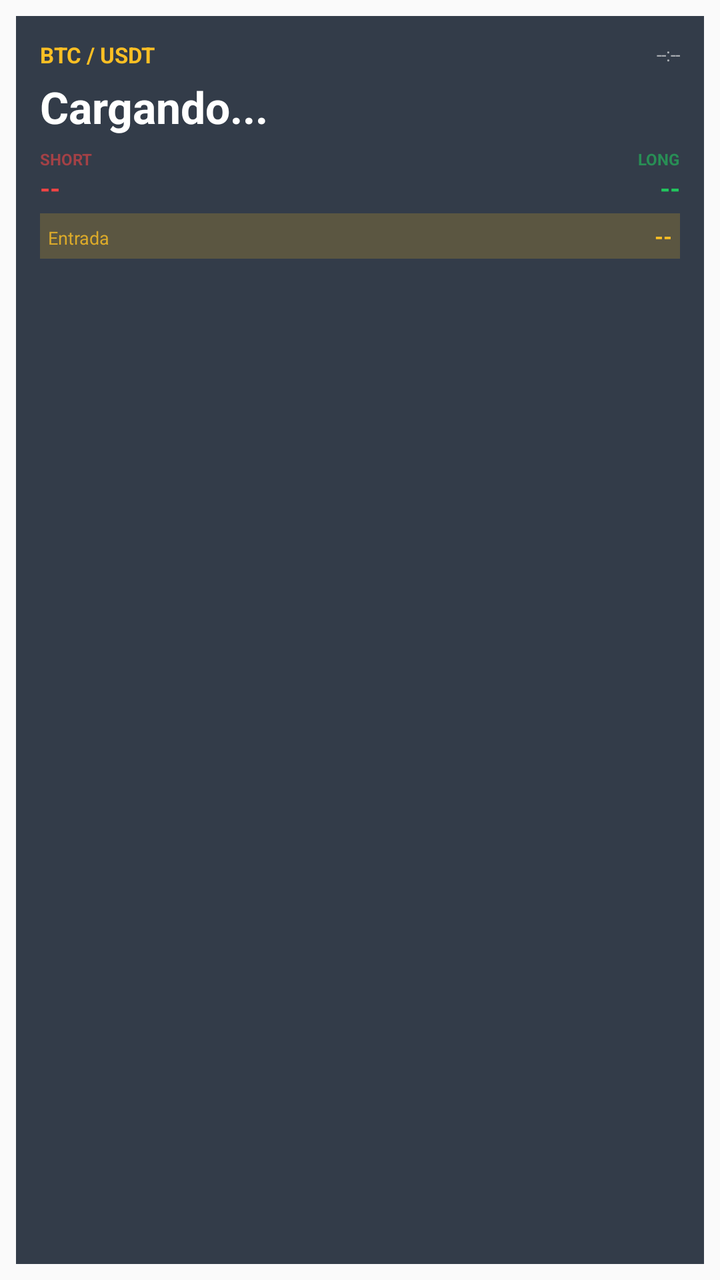
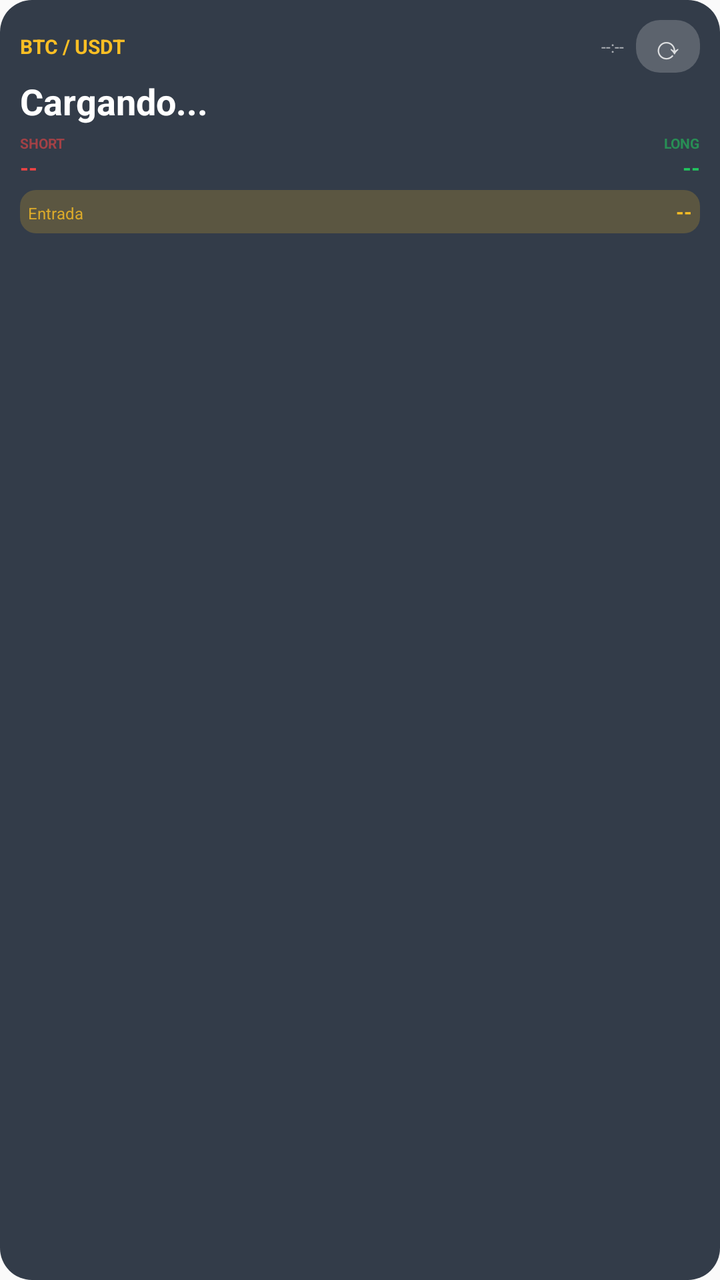

An Android layout rendered at two revisions. The XML below is the earlier revision; the diff shows what the commit changed to produce the second picture.
<!-- AndroidManifest.xml: application theme AppTheme -->
<!-- res/layout/widget_order_book.xml -->
<?xml version="1.0" encoding="utf-8"?>
<LinearLayout xmlns:android="http://schemas.android.com/apk/res/android"
    android:id="@+id/widget_root"
    android:layout_width="match_parent"
    android:layout_height="match_parent"
    android:orientation="vertical"
    android:background="@android:color/transparent"
    android:padding="8dp">

    <LinearLayout
        android:layout_width="match_parent"
        android:layout_height="match_parent"
        android:orientation="vertical"
        android:background="#E61F2937"
        android:padding="12dp">

        
        <LinearLayout
            android:layout_width="match_parent"
            android:layout_height="wrap_content"
            android:orientation="horizontal"
            android:gravity="center_vertical">

            <TextView
                android:id="@+id/widget_symbol"
                android:layout_width="0dp"
                android:layout_height="wrap_content"
                android:layout_weight="1"
                android:text="BTC / USDT"
                android:textColor="#FFFBBF24"
                android:textSize="11sp"
                android:textStyle="bold" />

            <TextView
                android:id="@+id/widget_time"
                android:layout_width="wrap_content"
                android:layout_height="wrap_content"
                android:text="--:--"
                android:textColor="#99FFFFFF"
                android:textSize="9sp" />
        </LinearLayout>

        
        <TextView
            android:id="@+id/widget_price"
            android:layout_width="match_parent"
            android:layout_height="wrap_content"
            android:text="Cargando..."
            android:textColor="#FFFFFFFF"
            android:textSize="22sp"
            android:textStyle="bold"
            android:layout_marginTop="4dp" />

        
        <LinearLayout
            android:layout_width="match_parent"
            android:layout_height="wrap_content"
            android:orientation="horizontal"
            android:layout_marginTop="6dp">

            <LinearLayout
                android:layout_width="0dp"
                android:layout_height="wrap_content"
                android:layout_weight="1"
                android:orientation="vertical">

                <TextView
                    android:layout_width="wrap_content"
                    android:layout_height="wrap_content"
                    android:text="SHORT"
                    android:textColor="#99EF4444"
                    android:textSize="8sp"
                    android:textStyle="bold" />

                <TextView
                    android:id="@+id/widget_short"
                    android:layout_width="wrap_content"
                    android:layout_height="wrap_content"
                    android:text="--"
                    android:textColor="#FFEF4444"
                    android:textSize="13sp"
                    android:textStyle="bold" />
            </LinearLayout>

            <LinearLayout
                android:layout_width="0dp"
                android:layout_height="wrap_content"
                android:layout_weight="1"
                android:orientation="vertical"
                android:gravity="end">

                <TextView
                    android:layout_width="wrap_content"
                    android:layout_height="wrap_content"
                    android:text="LONG"
                    android:textColor="#9922C55E"
                    android:textSize="8sp"
                    android:textStyle="bold" />

                <TextView
                    android:id="@+id/widget_long"
                    android:layout_width="wrap_content"
                    android:layout_height="wrap_content"
                    android:text="--"
                    android:textColor="#FF22C55E"
                    android:textSize="13sp"
                    android:textStyle="bold" />
            </LinearLayout>
        </LinearLayout>

        
        <LinearLayout
            android:layout_width="match_parent"
            android:layout_height="wrap_content"
            android:orientation="horizontal"
            android:layout_marginTop="4dp"
            android:background="#33FBBF24"
            android:padding="4dp">

            <TextView
                android:layout_width="0dp"
                android:layout_height="wrap_content"
                android:layout_weight="1"
                android:text="Entrada"
                android:textColor="#CCFBBF24"
                android:textSize="9sp" />

            <TextView
                android:id="@+id/widget_entry"
                android:layout_width="wrap_content"
                android:layout_height="wrap_content"
                android:text="--"
                android:textColor="#FFFBBF24"
                android:textSize="11sp"
                android:textStyle="bold" />
        </LinearLayout>
    </LinearLayout>
</LinearLayout>
<!-- resources referenced by this layout -->
<resources>
  <style name="AppTheme" parent="Theme.AppCompat.Light.DarkActionBar">
          
          <item name="colorPrimary">@color/colorPrimary</item>
          <item name="colorPrimaryDark">@color/colorPrimaryDark</item>
          <item name="colorAccent">@color/colorAccent</item>
      </style>
</resources>

<!-- the commit's change to res/layout/widget_order_book.xml (unified diff, before → after) -->
@@ -4,135 +4,142 @@
     android:layout_width="match_parent"
     android:layout_height="match_parent"
     android:orientation="vertical"
-    android:background="@android:color/transparent"
-    android:padding="8dp">
+    android:background="@drawable/widget_bg"
+    android:padding="10dp">
 
+    
     <LinearLayout
         android:layout_width="match_parent"
-        android:layout_height="match_parent"
-        android:orientation="vertical"
-        android:background="#E61F2937"
-        android:padding="12dp">
+        android:layout_height="wrap_content"
+        android:orientation="horizontal"
+        android:gravity="center_vertical">
 
-        
+        <TextView
+            android:id="@+id/widget_symbol"
+            android:layout_width="0dp"
+            android:layout_height="wrap_content"
+            android:layout_weight="1"
+            android:text="BTC / USDT"
+            android:textColor="#FFFBBF24"
+            android:textSize="10sp"
+            android:textStyle="bold" />
+
+        <TextView
+            android:id="@+id/widget_time"
+            android:layout_width="wrap_content"
+            android:layout_height="wrap_content"
+            android:text="--:--"
+            android:textColor="#99FFFFFF"
+            android:textSize="8sp"
+            android:layout_marginEnd="6dp" />
+
+        <TextView
+            android:id="@+id/widget_refresh"
+            android:layout_width="wrap_content"
+            android:layout_height="wrap_content"
+            android:text="⟳"
+            android:textColor="#CCFFFFFF"
+            android:textSize="16sp"
+            android:background="@drawable/widget_refresh_bg"
+            android:paddingStart="8dp"
+            android:paddingEnd="8dp"
+            android:paddingTop="2dp"
+            android:paddingBottom="2dp"
+            android:gravity="center" />
+    </LinearLayout>
+
+    
+    <TextView
+        android:id="@+id/widget_price"
+        android:layout_width="match_parent"
+        android:layout_height="wrap_content"
+        android:text="Cargando..."
+        android:textColor="#FFFFFFFF"
+        android:textSize="18sp"
+        android:textStyle="bold"
+        android:layout_marginTop="2dp" />
+
+    
+    <LinearLayout
+        android:layout_width="match_parent"
+        android:layout_height="wrap_content"
+        android:orientation="horizontal"
+        android:layout_marginTop="4dp">
+
         <LinearLayout
-            android:layout_width="match_parent"
+            android:layout_width="0dp"
             android:layout_height="wrap_content"
-            android:orientation="horizontal"
-            android:gravity="center_vertical">
+            android:layout_weight="1"
+            android:orientation="vertical">
 
             <TextView
-                android:id="@+id/widget_symbol"
-                android:layout_width="0dp"
+                android:layout_width="wrap_content"
                 android:layout_height="wrap_content"
-                android:layout_weight="1"
-                android:text="BTC / USDT"
-                android:textColor="#FFFBBF24"
-                android:textSize="11sp"
+                android:text="SHORT"
+                android:textColor="#99EF4444"
+                android:textSize="7sp"
                 android:textStyle="bold" />
 
             <TextView
-                android:id="@+id/widget_time"
-                android:layout_width="wrap_content"
-                android:layout_height="wrap_content"
-                android:text="--:--"
-                android:textColor="#99FFFFFF"
-                android:textSize="9sp" />
-        </LinearLayout>
-
-        
-        <TextView
-            android:id="@+id/widget_price"
-            android:layout_width="match_parent"
-            android:layout_height="wrap_content"
-            android:text="Cargando..."
-            android:textColor="#FFFFFFFF"
-            android:textSize="22sp"
-            android:textStyle="bold"
-            android:layout_marginTop="4dp" />
-
-        
-        <LinearLayout
-            android:layout_width="match_parent"
-            android:layout_height="wrap_content"
-            android:orientation="horizontal"
-            android:layout_marginTop="6dp">
-
-            <LinearLayout
-                android:layout_width="0dp"
-                android:layout_height="wrap_content"
-                android:layout_weight="1"
-                android:orientation="vertical">
-
-                <TextView
-                    android:layout_width="wrap_content"
-                    android:layout_height="wrap_content"
-                    android:text="SHORT"
-                    android:textColor="#99EF4444"
-                    android:textSize="8sp"
-                    android:textStyle="bold" />
-
-                <TextView
-                    android:id="@+id/widget_short"
-                    android:layout_width="wrap_content"
-                    android:layout_height="wrap_content"
-                    android:text="--"
-                    android:textColor="#FFEF4444"
-                    android:textSize="13sp"
-                    android:textStyle="bold" />
-            </LinearLayout>
-
-            <LinearLayout
-                android:layout_width="0dp"
-                android:layout_height="wrap_content"
-                android:layout_weight="1"
-                android:orientation="vertical"
-                android:gravity="end">
-
-                <TextView
-                    android:layout_width="wrap_content"
-                    android:layout_height="wrap_content"
-                    android:text="LONG"
-                    android:textColor="#9922C55E"
-                    android:textSize="8sp"
-                    android:textStyle="bold" />
-
-                <TextView
-                    android:id="@+id/widget_long"
-                    android:layout_width="wrap_content"
-                    android:layout_height="wrap_content"
-                    android:text="--"
-                    android:textColor="#FF22C55E"
-                    android:textSize="13sp"
-                    android:textStyle="bold" />
-            </LinearLayout>
-        </LinearLayout>
-
-        
-        <LinearLayout
-            android:layout_width="match_parent"
-            android:layout_height="wrap_content"
-            android:orientation="horizontal"
-            android:layout_marginTop="4dp"
-            android:background="#33FBBF24"
-            android:padding="4dp">
-
-            <TextView
-                android:layout_width="0dp"
-                android:layout_height="wrap_content"
-                android:layout_weight="1"
-                android:text="Entrada"
-                android:textColor="#CCFBBF24"
-                android:textSize="9sp" />
-
-            <TextView
-                android:id="@+id/widget_entry"
+                android:id="@+id/widget_short"
                 android:layout_width="wrap_content"
                 android:layout_height="wrap_content"
                 android:text="--"
-                android:textColor="#FFFBBF24"
+                android:textColor="#FFEF4444"
+                android:textSize="11sp"
+                android:textStyle="bold" />
+        </LinearLayout>
+
+        <LinearLayout
+            android:layout_width="0dp"
+            android:layout_height="wrap_content"
+            android:layout_weight="1"
+            android:orientation="vertical"
+            android:gravity="end">
+
+            <TextView
+                android:layout_width="wrap_content"
+                android:layout_height="wrap_content"
+                android:text="LONG"
+                android:textColor="#9922C55E"
+                android:textSize="7sp"
+                android:textStyle="bold" />
+
+            <TextView
+                android:id="@+id/widget_long"
+                android:layout_width="wrap_content"
+                android:layout_height="wrap_content"
+                android:text="--"
+                android:textColor="#FF22C55E"
                 android:textSize="11sp"
                 android:textStyle="bold" />
         </LinearLayout>
     </LinearLayout>
+
+    
+    <LinearLayout
+        android:layout_width="match_parent"
+        android:layout_height="wrap_content"
+        android:orientation="horizontal"
+        android:layout_marginTop="4dp"
+        android:background="@drawable/widget_entry_bg"
+        android:padding="4dp">
+
+        <TextView
+            android:layout_width="0dp"
+            android:layout_height="wrap_content"
+            android:layout_weight="1"
+            android:text="Entrada"
+            android:textColor="#CCFBBF24"
+            android:textSize="8sp" />
+
+        <TextView
+            android:id="@+id/widget_entry"
+            android:layout_width="wrap_content"
+            android:layout_height="wrap_content"
+            android:text="--"
+            android:textColor="#FFFBBF24"
+            android:textSize="10sp"
+            android:textStyle="bold" />
+    </LinearLayout>
 </LinearLayout>
<!-- resource entries referenced after the edit -->
@@ -1,5 +1,26 @@
 <!-- resources referenced by this layout -->
 <resources>
+  <!-- drawable widget_bg (drawable) -->
+  <?xml version="1.0" encoding="utf-8"?>
+  <shape xmlns:android="http://schemas.android.com/apk/res/android"
+      android:shape="rectangle">
+      <solid android:color="#E61F2937" />
+      <corners android:radius="16dp" />
+  </shape>
+  <!-- drawable widget_entry_bg (drawable) -->
+  <?xml version="1.0" encoding="utf-8"?>
+  <shape xmlns:android="http://schemas.android.com/apk/res/android"
+      android:shape="rectangle">
+      <solid android:color="#33FBBF24" />
+      <corners android:radius="8dp" />
+  </shape>
+  <!-- drawable widget_refresh_bg (drawable) -->
+  <?xml version="1.0" encoding="utf-8"?>
+  <shape xmlns:android="http://schemas.android.com/apk/res/android"
+      android:shape="rectangle">
+      <solid android:color="#33FFFFFF" />
+      <corners android:radius="12dp" />
+  </shape>
   <style name="AppTheme" parent="Theme.AppCompat.Light.DarkActionBar">
           
           <item name="colorPrimary">@color/colorPrimary</item>
